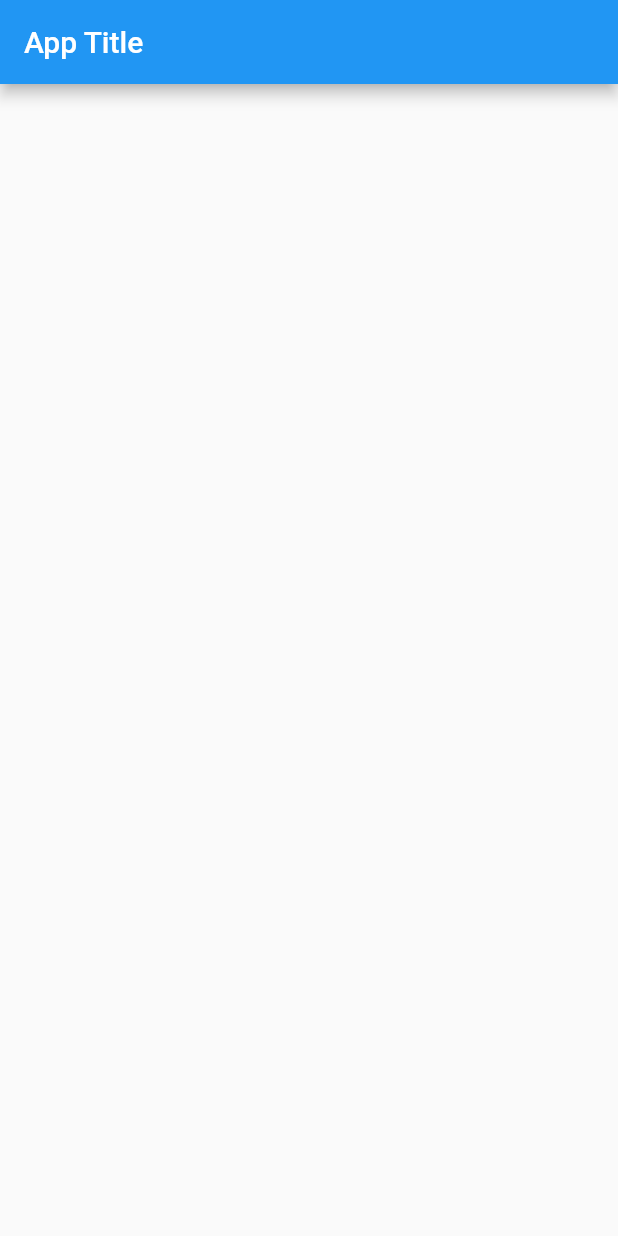
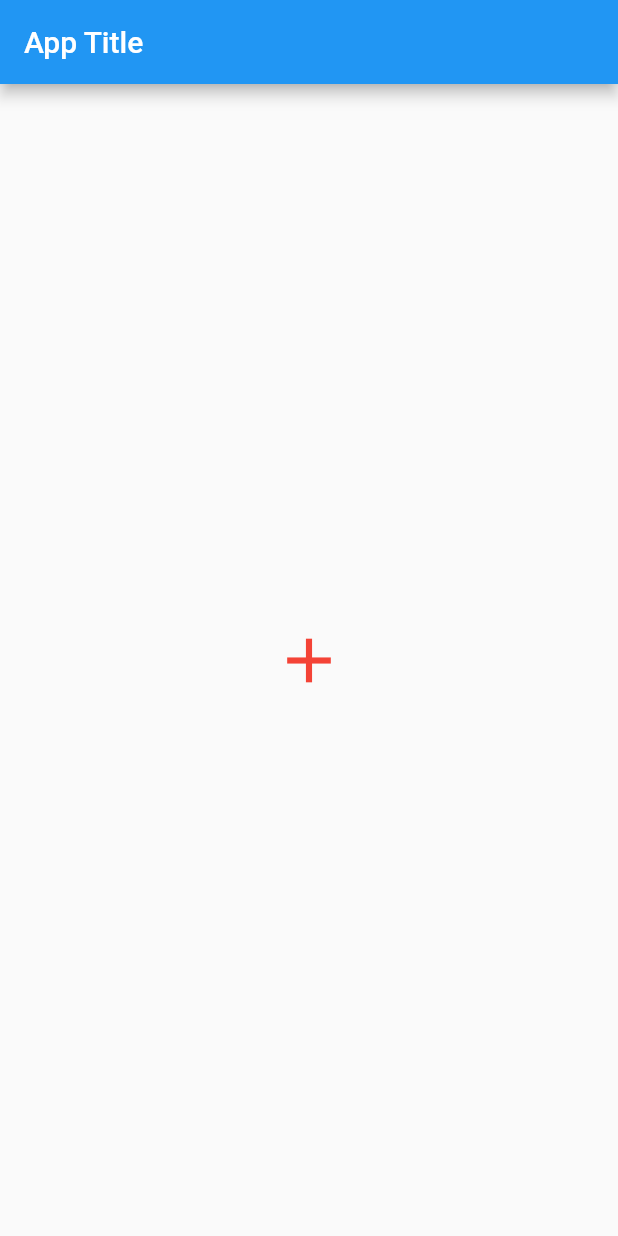
Before and after one commit to authuright/complete-flutter-app, a Flutter app: the screen it shows after launch, on a phone screen of 412 x 824 dp. Run offline on Flutter 3.47's test engine with Material 2 defaults, Android fonts, the phone set to English and light mode, and no system bars.

Commit message:
icon button learn

```diff
--- a/lib/main.dart
+++ b/lib/main.dart
@@ -1,4 +1,3 @@
-
 import 'package:flutter/material.dart';
 
 void main() {
@@ -31,7 +30,22 @@ class _MyHomePageState extends State<MyHomePage> {
       appBar: AppBar(
         title: const Text("App Title"),
       ),
-      body: const Center(
+      body: Center(
+        child: IconButton(
+          onPressed: () {},
+          constraints: BoxConstraints(
+            maxHeight: double.infinity,
+
+          ),
+          icon: const Icon(
+            Icons.add,
+          ),
+          iconSize: 50.0,
+          padding: const EdgeInsets.all(10.0),
+          color: Colors.red,
+          hoverColor: Colors.green,
+          highlightColor: Colors.redAccent,
+        ),
       ),
     );
   }
```
